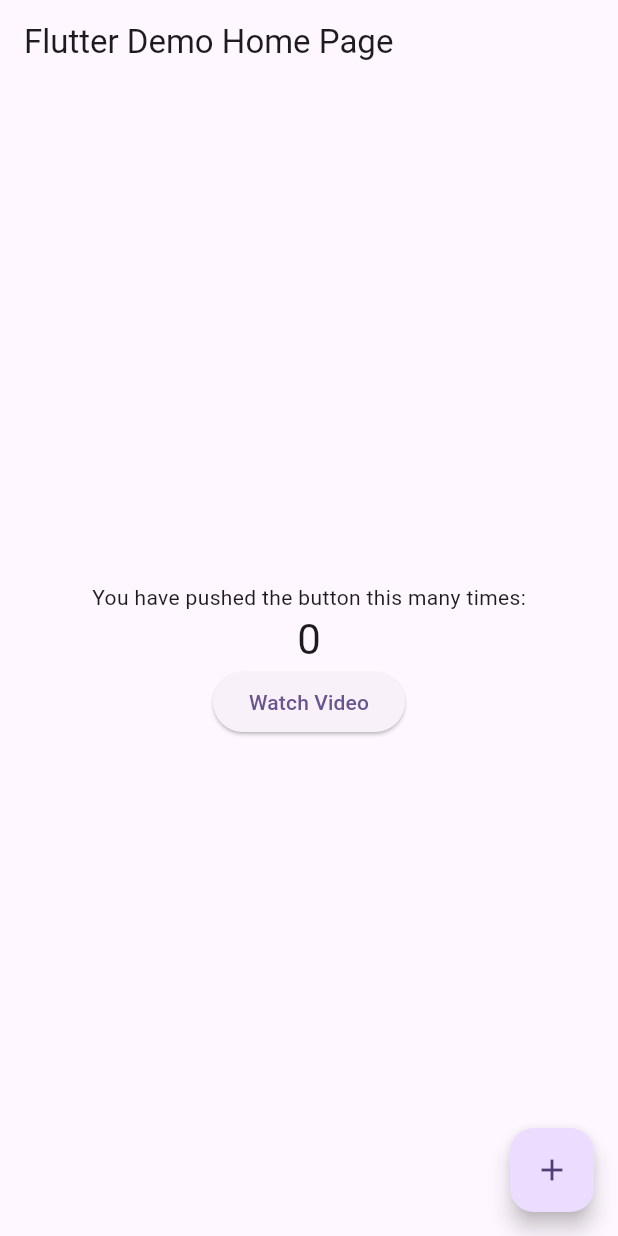
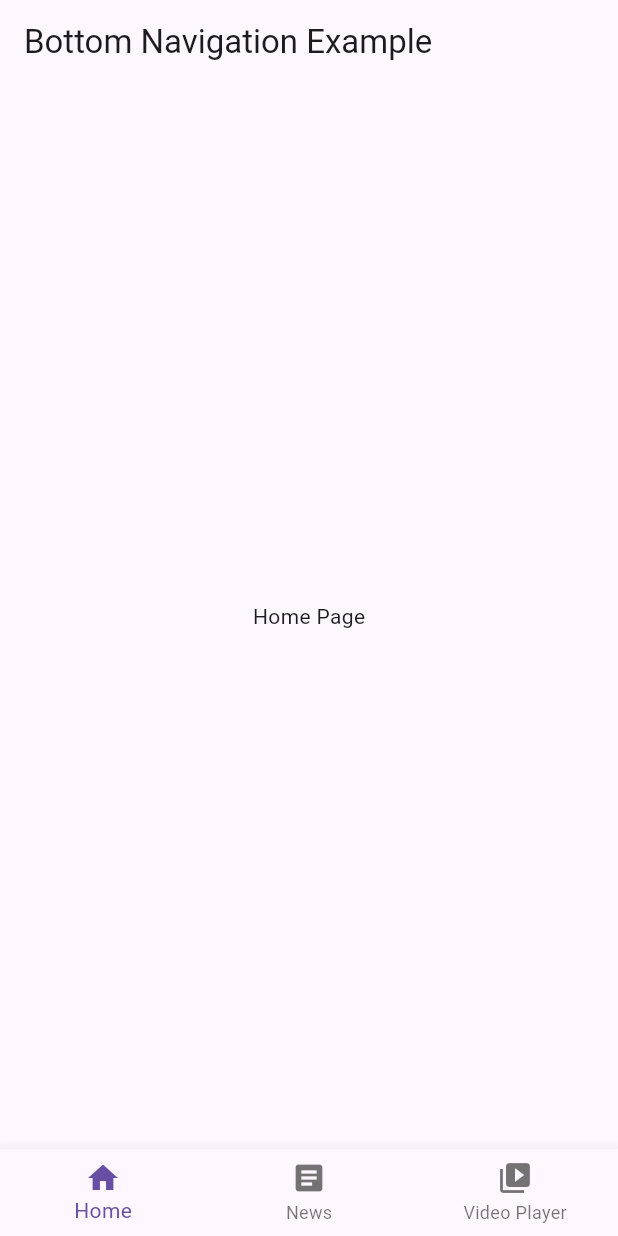
Before and after one commit to entaku0818/footballNews, a Flutter app: the screen it shows after launch, on a phone screen of 412 x 824 dp. Run offline on Flutter 3.47's test engine with Material 3 defaults, Android fonts, the phone set to English and light mode, and no system bars; our stand-ins replace cloud_firestore, youtube_player_flutter; accounts and stored records are empty.

Commit message:
add news

```diff
--- a/lib/main.dart
+++ b/lib/main.dart
@@ -1,56 +1,42 @@
 import 'package:flutter/material.dart';
+import 'package:footballnews/NewsListScreen.dart';
 import 'package:footballnews/VideoPlayerScreen.dart';
+import 'package:flutter/material.dart';
+
 
 void main() {
-  runApp(const MyApp());
+  runApp(MyApp());
 }
 
 class MyApp extends StatelessWidget {
-  const MyApp({super.key});
-
-  // This widget is the root of your application.
   @override
   Widget build(BuildContext context) {
     return MaterialApp(
-      title: 'Flutter Demo',
+      title: 'Bottom Navigation Demo',
       theme: ThemeData(
-        // This is the theme of your application.
-        //
-        // TRY THIS: Try running your application with "flutter run". You'll see
-        // the application has a blue toolbar. Then, without quitting the app,
-        // try changing the seedColor in the colorScheme below to Colors.green
-        // and then invoke "hot reload" (save your changes or press the "hot
-        // reload" button in a Flutter-supported IDE, or press "r" if you used
-        // the command line to start the app).
-        //
-        // Notice that the counter didn't reset back to zero; the application
-        // state is not lost during the reload. To reset the state, use hot
-        // restart instead.
-        //
-        // This works for code too, not just values: Most code changes can be
-        // tested with just a hot reload.
-        colorScheme: ColorScheme.fromSeed(seedColor: Colors.deepPurple),
-        useMaterial3: true,
+        primarySwatch: Colors.blue,
       ),
-      home: const MyHomePage(title: 'Flutter Demo Home Page'),
+      home: BottomNavigationExample(),
     );
   }
 }
-class MyHomePage extends StatefulWidget {
-  const MyHomePage({super.key, required this.title});
 
-  final String title;
-
+class BottomNavigationExample extends StatefulWidget {
   @override
-  State<MyHomePage> createState() => _MyHomePageState();
+  _BottomNavigationExampleState createState() => _BottomNavigationExampleState();
 }
 
-class _MyHomePageState extends State<MyHomePage> {
-  int _counter = 0;
+class _BottomNavigationExampleState extends State<BottomNavigationExample> {
+  int _currentIndex = 0;
+  final List<Widget> _pages = [
+    HomePage(),
+    NewsListScreen(),
+    VideoPlayerScreen(),
+  ];
 
-  void _incrementCounter() {
+  void _onItemTapped(int index) {
     setState(() {
-      _counter++;
+      _currentIndex = index;
     });
   }
 
@@ -58,34 +44,36 @@ class _MyHomePageState extends State<MyHomePage> {
   Widget build(BuildContext context) {
     return Scaffold(
       appBar: AppBar(
-        title: Text(widget.title),
+        title: Text('Bottom Navigation Example'),
       ),
-      body: Center(
-        child: Column(
-          mainAxisAlignment: MainAxisAlignment.center,
-          children: <Widget>[
-            const Text('You have pushed the button this many times:'),
-            Text(
-              '$_counter',
-              style: Theme.of(context).textTheme.headlineMedium,
-            ),
-            ElevatedButton(
-              onPressed: () {
-                Navigator.push(
-                  context,
-                  MaterialPageRoute(builder: (context) => VideoPlayerScreen()),
-                );
-              },
-              child: Text('Watch Video'),
-            ),
-          ],
-        ),
-      ),
-      floatingActionButton: FloatingActionButton(
-        onPressed: _incrementCounter,
-        tooltip: 'Increment',
-        child: const Icon(Icons.add),
+      body: _pages[_currentIndex],
+      bottomNavigationBar: BottomNavigationBar(
+        currentIndex: _currentIndex,
+        onTap: _onItemTapped,
+        items: [
+          BottomNavigationBarItem(
+            icon: Icon(Icons.home),
+            label: 'Home',
+          ),
+          BottomNavigationBarItem(
+            icon: Icon(Icons.article),
+            label: 'News',
+          ),
+          BottomNavigationBarItem(
+            icon: Icon(Icons.video_library),
+            label: 'Video Player',
+          ),
+        ],
       ),
     );
   }
 }
+
+class HomePage extends StatelessWidget {
+  @override
+  Widget build(BuildContext context) {
+    return Center(
+      child: Text('Home Page'),
+    );
+  }
+}
```
Also changed, not shown: lib/NewsListScreen.dart (added, +35 -0 lines), 1 other file.
